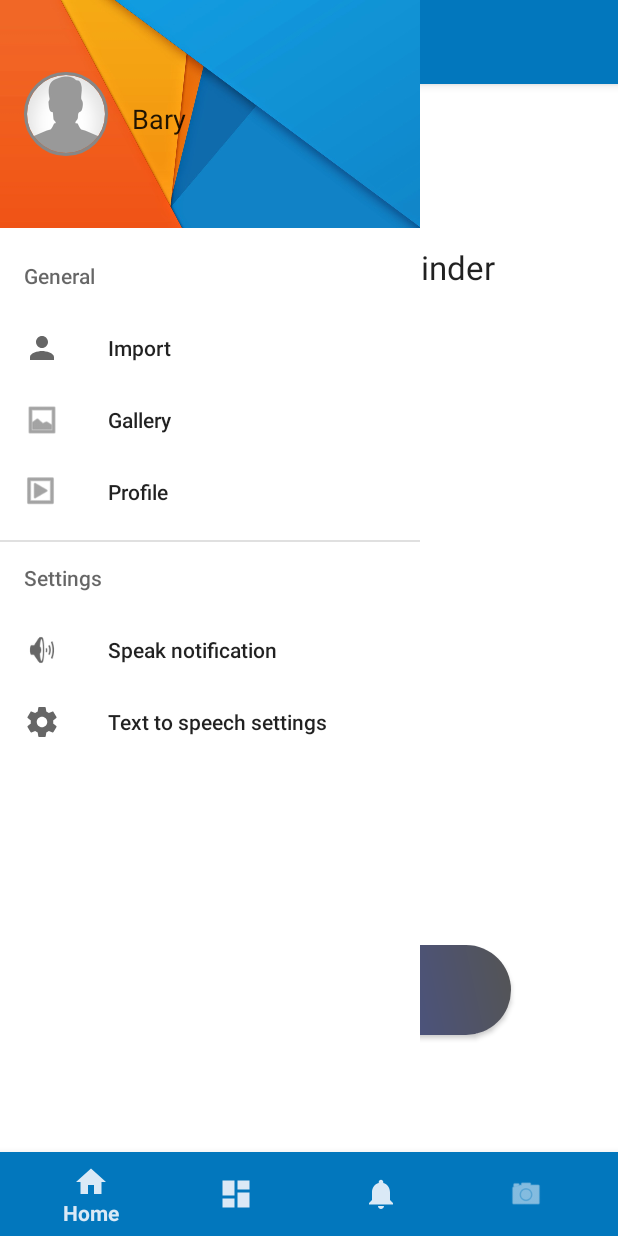
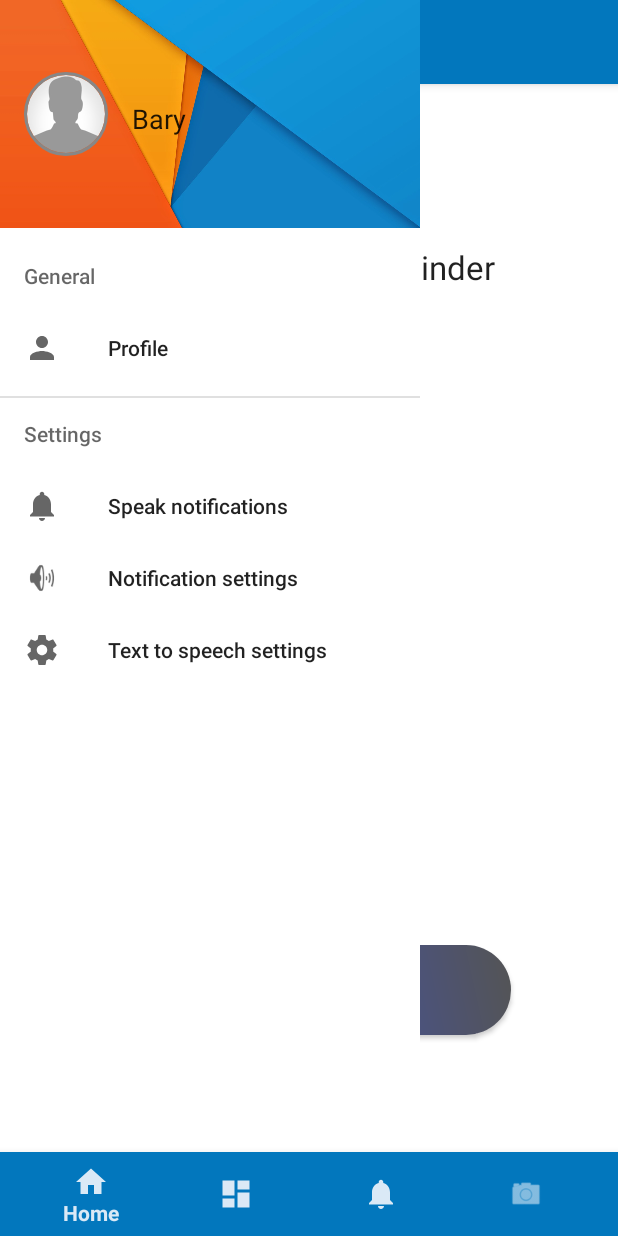
Before and after one commit to BuddyDevelop/Medication-Voice-Reminder, an Android app: the screen it shows after launch (MainActivity), on a phone screen of 412 x 824 dp. Run offline under Robolectric (Android 15) with nearby library versions, the phone set to English and light mode, and no system bars; our stand-ins replace CircleImageView; libraries missing offline, so code that uses them is left out: com.rupins.drawercardbehaviour; plain views replace CardDrawerLayout; 7 statements that could not run were skipped.

Commit message:
Order medication reminders by time, settings if user want to have notifications spoken loud

```diff
--- a/app/src/main/java/com/example/grzeiek/pracainzynierska/Database/DBManager.java
+++ b/app/src/main/java/com/example/grzeiek/pracainzynierska/Database/DBManager.java
@@ -86,7 +86,7 @@ public class DBManager {
                 myDbHelper.MEDICATION_TIME, myDbHelper.MEDICATION_DOSE,
                 myDbHelper.MEDICATION_DOSE_UNIT, myDbHelper.MEDICATION_DAYS, myDbHelper.MEDICATION_ALARM_ID };
 
-        Cursor cursor = database.query( myDbHelper.TABLE_NAME, columnNames, null, null, null, null, null );
+        Cursor cursor = database.query( myDbHelper.TABLE_NAME, columnNames, null, null, null, null, myDbHelper.MEDICATION_TIME );
 
         ArrayList<Reminder> reminderList = new ArrayList<>();
 
--- a/app/src/main/res/menu/activity_drawer.xml
+++ b/app/src/main/res/menu/activity_drawer.xml
@@ -1,20 +1,13 @@
 <?xml version="1.0" encoding="utf-8"?>
-<menu xmlns:android="http://schemas.android.com/apk/res/android">
+<menu xmlns:app="http://schemas.android.com/apk/res-auto"
+    xmlns:android="http://schemas.android.com/apk/res/android">
 
     <item android:title="@string/general_settings">
         <menu>
             <group android:checkableBehavior="single">
                 <item
-                    android:id="@+id/nav_camera"
+                    android:id="@+id/profile_settings"
                     android:icon="@drawable/ic_person_black_24dp"
-                    android:title="Import" />
-                <item
-                    android:id="@+id/nav_gallery"
-                    android:icon="@android:drawable/ic_menu_gallery"
-                    android:title="Gallery" />
-                <item
-                    android:id="@+id/nav_slideshow"
-                    android:icon="@android:drawable/ic_menu_slideshow"
                     android:title="Profile" />
             </group>
         </menu>
@@ -22,6 +15,10 @@
 
     <item android:title="@string/settings">
         <menu>
+            <item
+                android:id="@+id/nav_enable_speak_notifications"
+                android:title="@string/enable_speak_notifications"
+                android:icon="@drawable/ic_notifications_black_24dp" />
             <item
                 android:id="@+id/nav_speak_notification_settings"
                 android:icon="@android:drawable/ic_lock_silent_mode_off"
--- a/app/src/main/res/values/colors.xml
+++ b/app/src/main/res/values/colors.xml
@@ -4,7 +4,7 @@
     <!--<color name="colorPrimaryDark">#303F9F</color>-->
     <color name="colorPrimary">#0277BD</color>
     <color name="colorPrimaryDark">#01579B</color>
-    <color name="colorAccent">#FF4081</color>
+    <color name="colorAccent">#4CAFFF</color>
     <color name="colorNavIcon">#dae9f6</color>
     <color name="colorNavText">#01294b</color>
     <color name="lightBlue">#4CAFFF</color>
--- a/app/src/main/res/values/strings.xml
+++ b/app/src/main/res/values/strings.xml
@@ -1,5 +1,5 @@
 <resources>
-    <string name="app_name">Praca inzynierska</string>
+    <string name="app_name">Engineer work</string>
     <string name="title_home">Home</string>
     <string name="title_dashboard">Dashboard</string>
     <string name="title_notifications">Notifications</string>
@@ -23,7 +23,9 @@
 
     <string name="general_settings">General</string>
     <string name="settings">Settings</string>
-    <string name="speak_notifications_settings">Speak notification</string>
+    <string name="enable_speak_notifications">Speak notifications</string>
+    <string name="enable_speak_notifications_dialog">Do you want to speak notifications from this application loud?</string>
+    <string name="speak_notifications_settings">Notification settings</string>
     <string name="text_to_speech_settings">Text to speech settings</string>
 
     <string name="add_medication_reminder">Add medication reminder</string>
```
Also changed, not shown: app/src/main/AndroidManifest.xml (+5 -2 lines), app/src/main/java/com/example/grzeiek/pracainzynierska/EditMedicineActivity.java (deleted, +0 -17 lines), app/src/main/java/com/example/grzeiek/pracainzynierska/MainActivity.java (+41 -2 lines), app/src/main/java/com/example/grzeiek/pracainzynierska/Notifications/NotificationIntentService.java (+29 -8 lines), app/src/main/java/com/example/grzeiek/pracainzynierska/TTS.java (+10 -0 lines), app/src/main/java/com/example/grzeiek/pracainzynierska/broadcast_reciver/NotificationServiceStarterReceiver.java (+7 -0 lines).
